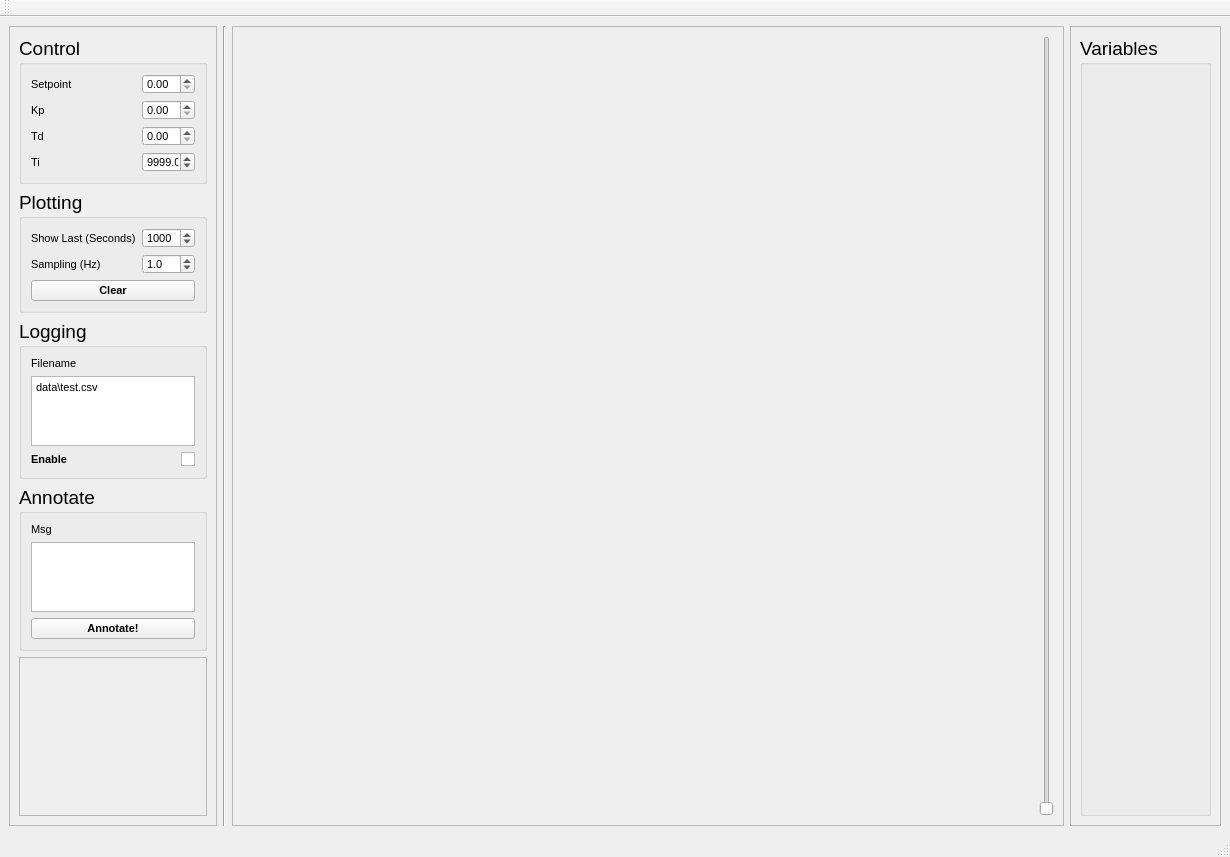
The window that src/InstPyr/UI/mainpanel_control.ui (soodsidd/instpyr) describes before a commit, drawn with Qt 5.
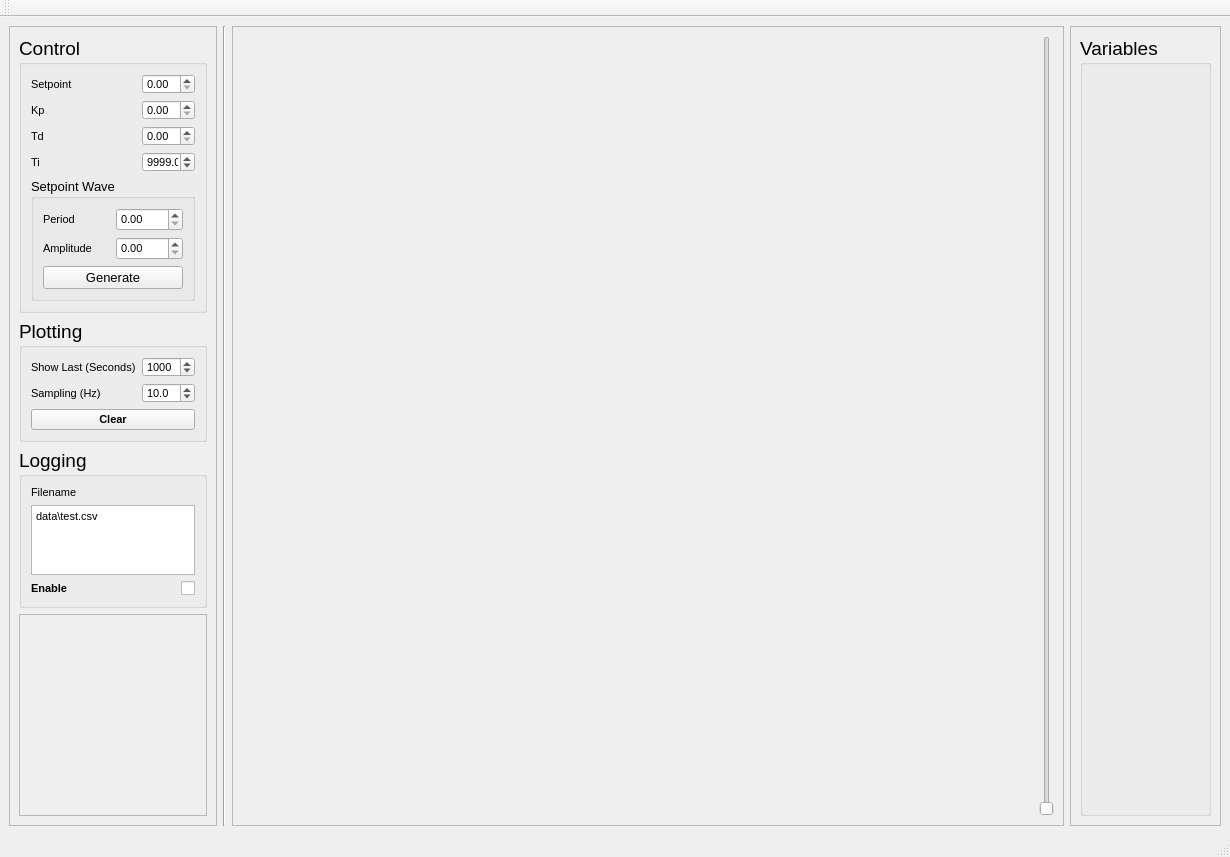
The same window after the commit. Icons and pictures are not drawn. Custom widgets are drawn as their Qt base class.

Commit message: Added a square wave generator for setpoint toggling Added a fast plotting mode in plotter class Added controls for square wave generator

```diff
--- a/src/InstPyr/UI/mainpanel_control.ui
+++ b/src/InstPyr/UI/mainpanel_control.ui
@@ -232,6 +232,80 @@
             </item>
            </layout>
           </item>
+          <item>
+           <widget class="QGroupBox" name="groupBox_2">
+            <property name="font">
+             <font>
+              <pointsize>10</pointsize>
+             </font>
+            </property>
+            <property name="title">
+             <string>Setpoint Wave</string>
+            </property>
+            <layout class="QVBoxLayout" name="verticalLayout_9">
+             <item>
+              <layout class="QHBoxLayout" name="horizontalLayout_10">
+               <item>
+                <widget class="QLabel" name="label_10">
+                 <property name="font">
+                  <font>
+                   <pointsize>8</pointsize>
+                  </font>
+                 </property>
+                 <property name="text">
+                  <string>Period</string>
+                 </property>
+                </widget>
+               </item>
+               <item>
+                <widget class="QDoubleSpinBox" name="squareperiod">
+                 <property name="font">
+                  <font>
+                   <pointsize>8</pointsize>
+                  </font>
+                 </property>
+                </widget>
+               </item>
+              </layout>
+             </item>
+             <item>
+              <layout class="QHBoxLayout" name="horizontalLayout_11">
+               <item>
+                <widget class="QLabel" name="label_11">
+                 <property name="font">
+                  <font>
+                   <pointsize>8</pointsize>
+                  </font>
+                 </property>
+                 <property name="text">
+                  <string>Amplitude</string>
+                 </property>
+                </widget>
+               </item>
+               <item>
+                <widget class="QDoubleSpinBox" name="squareamp">
+                 <property name="font">
+                  <font>
+                   <pointsize>8</pointsize>
+                  </font>
+                 </property>
+                </widget>
+               </item>
+              </layout>
+             </item>
+             <item>
+              <widget class="QPushButton" name="squaregen">
+               <property name="text">
+                <string>Generate</string>
+               </property>
+               <property name="checkable">
+                <bool>true</bool>
+               </property>
+              </widget>
+             </item>
+            </layout>
+           </widget>
+          </item>
          </layout>
         </widget>
        </item>
@@ -331,7 +405,7 @@
                  <double>0.100000000000000</double>
                 </property>
                 <property name="value">
-                 <double>1.000000000000000</double>
+                 <double>10.000000000000000</double>
                 </property>
                </widget>
               </item>
@@ -389,6 +463,12 @@
             </item>
             <item>
              <widget class="QTextEdit" name="filename">
+              <property name="maximumSize">
+               <size>
+                <width>16777215</width>
+                <height>1000</height>
+               </size>
+              </property>
               <property name="font">
                <font>
                 <pointsize>8</pointsize>
@@ -441,61 +521,6 @@
          </layout>
         </widget>
        </item>
-       <item>
-        <widget class="QGroupBox" name="Annotate">
-         <property name="sizePolicy">
-          <sizepolicy hsizetype="Preferred" vsizetype="Preferred">
-           <horstretch>0</horstretch>
-           <verstretch>1</verstretch>
-          </sizepolicy>
-         </property>
-         <property name="font">
-          <font>
-           <pointsize>14</pointsize>
-          </font>
-         </property>
-         <property name="title">
-          <string>Annotate</string>
-         </property>
-         <layout class="QVBoxLayout" name="verticalLayout_4">
-          <item>
-           <widget class="QLabel" name="label_6">
-            <property name="font">
-             <font>
-              <pointsize>8</pointsize>
-             </font>
-            </property>
-            <property name="text">
-             <string>Msg</string>
-            </property>
-           </widget>
-          </item>
-          <item>
-           <widget class="QTextEdit" name="annotatemsg">
-            <property name="font">
-             <font>
-              <pointsize>8</pointsize>
-             </font>
-            </property>
-           </widget>
-          </item>
-          <item>
-           <widget class="QPushButton" name="annotate">
-            <property name="font">
-             <font>
-              <pointsize>8</pointsize>
-              <weight>75</weight>
-              <bold>true</bold>
-             </font>
-            </property>
-            <property name="text">
-             <string>Annotate!</string>
-            </property>
-           </widget>
-          </item>
-         </layout>
-        </widget>
-       </item>
        <item>
         <widget class="QFrame" name="frame_2">
          <property name="sizePolicy">
```
Left out of the diff: 74 changed lines with no effect on the pictures. The commit also changes 4 other files.
